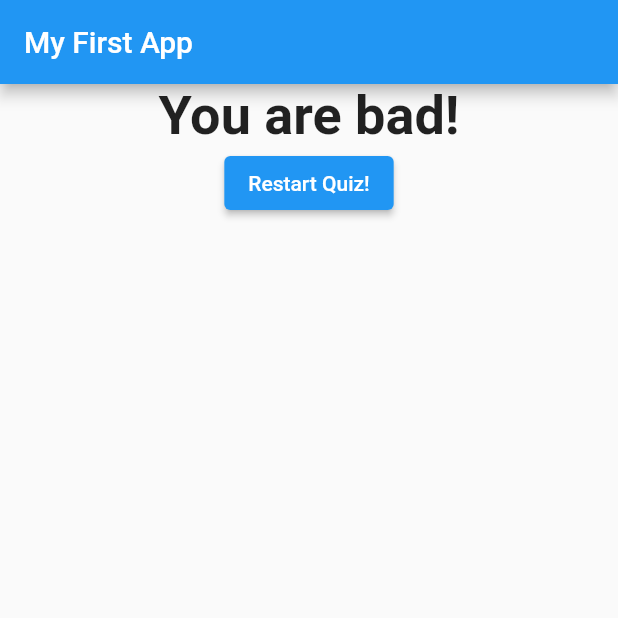
After one commit to Sabbir401/First-app, a Flutter app: the screen it shows after launch, after a tap on "Black", after a tap on "Snake", after a tap on "Ahmed", on a phone screen of 412 x 824 dp, the top half of it. The commit adds this screen. Run offline on Flutter 3.47's test engine with Material 2 defaults, Android fonts, the phone set to English and light mode, and no system bars.

Commit message:
Forth commit

```diff
--- a/lib/main.dart
+++ b/lib/main.dart
@@ -1,8 +1,8 @@
 import 'dart:async';
 import 'package:flutter/material.dart';
 
-import './question.dart';
-import './answer.dart';
+import './quiz.dart';
+import './result.dart';
 
 void main() => runApp(MyApp());
 
@@ -15,30 +15,57 @@ class MyApp extends StatefulWidget {
 }
 
 class _MyAppState extends State<MyApp> {
-  final questions = const [
+  final _questions = const [
     {
       'questionText': 'What\'s your favorite color?',
-      'answers': ['Black', 'Red', 'Green', 'White'],
+      'answers': [
+        {'text': 'Black', 'score': 10},
+        {'text': 'Red', 'score': 5},
+        {'text': 'Green', 'score': 3},
+        {'text': 'White', 'score': 1}
+      ],
     },
     {
       'questionText': 'What\'s your favorite animal?',
-      'answers': ['Rabbit', 'Snake', 'Elephant', 'Lion'],
+      'answers': [
+        {'text': 'Rabit', 'score': 3},
+        {'text': 'Snake', 'score': 11},
+        {'text': 'Elephant', 'score': 5},
+        {'text': 'Lion', 'score': 9}
+      ],
     },
     {
       'questionText': 'Who\'s your favorite instructor?',
-      'answers': ['Kazi', 'Sabbir', 'Ahmed', 'Opi'],
+      'answers': [
+        {'text': 'Kazi', 'score': 1},
+        {'text': 'Sabbir', 'score': 2},
+        {'text': 'Ahmed', 'score': 3},
+        {'text': 'Opi', 'score': 4}
+      ],
     },
   ];
 
   var _questionIndex = 0;
+  var _totalScore = 0;
 
-  void _answerQuestion() {
+  void _resetQuiz(){
+    setState(() {
+      _questionIndex = 0;
+      _totalScore = 0;
+    });
+  }
+
+  void _answerQuestion(int score) {
+    _totalScore += score;
+
     setState(() {
       _questionIndex = _questionIndex + 1;
     });
     print(_questionIndex);
-    if (_questionIndex < questions.length) {
+    if (_questionIndex < _questions.length) {
       print('We have more questions!');
+    } else {
+      print('No more question!');
     }
   }
 
@@ -49,17 +76,13 @@ class _MyAppState extends State<MyApp> {
         appBar: AppBar(
           title: Text('My First App'),
         ),
-        body: Column(
-          children: [
-            Question(
-              questions[_questionIndex]['questionText'],
-            ),
-            ...(questions[_questionIndex]['answers'] as List<String>)
-                .map((answer) {
-              return Answer(_answerQuestion, answer);
-            }).toList()
-          ],
-        ),
+        body: _questionIndex < _questions.length
+            ? Quiz(
+                answerQuestion: _answerQuestion,
+                questionIndex: _questionIndex,
+                questions: _questions,
+              )
+            : Result(_totalScore, _resetQuiz),
       ),
     );
   }
--- /dev/null
+++ b/lib/quiz.dart
@@ -0,0 +1,29 @@
+import 'package:flutter/material.dart';
+import './question.dart';
+import './answer.dart';
+
+class Quiz extends StatelessWidget {
+  final List<Map<String, Object>> questions;
+  final int questionIndex;
+  final Function answerQuestion;
+
+  Quiz(
+      {@required this.questions,
+      @required this.answerQuestion,
+      @required this.questionIndex});
+
+  @override
+  Widget build(BuildContext context) {
+    return Column(
+      children: [
+        Question(
+          questions[questionIndex]['questionText'],
+        ),
+        ...(questions[questionIndex]['answers'] as List<Map<String, Object>>)
+            .map((answer) {
+          return Answer(() => answerQuestion(answer['score']), answer['text']);
+        }).toList()
+      ],
+    );
+  }
+}
--- /dev/null
+++ b/lib/result.dart
@@ -0,0 +1,38 @@
+import 'package:flutter/material.dart';
+
+class Result extends StatelessWidget {
+  final int resultScore;
+  final Function resetHandler;
+
+  Result(this.resultScore, this.resetHandler);
+
+  String get resultPhrase {
+    var resultText = 'You did it!';
+    if (resultScore <= 8) {
+      resultText = 'You are awesome and innocent';
+    } else if (resultScore <= 12) {
+      resultText = 'Pretty Likeable!';
+    } else if (resultScore <= 16) {
+      resultText = 'You are Strange';
+    } else {
+      resultText = 'You are bad!';
+    }
+    return resultText;
+  }
+
+  @override
+  Widget build(BuildContext context) {
+    return Center(
+      child: Column(
+        children: [
+          Text(
+            resultPhrase,
+            style: TextStyle(fontSize: 36, fontWeight: FontWeight.bold), textAlign: TextAlign.center,
+          ),
+          ElevatedButton(child: Text('Restart Quiz!'),
+          onPressed: resetHandler,)
+        ],
+      ),
+    );
+  }
+}
```
Also changed, not shown: pubspec.yaml (+6 -10 lines), pubspec.lock.
